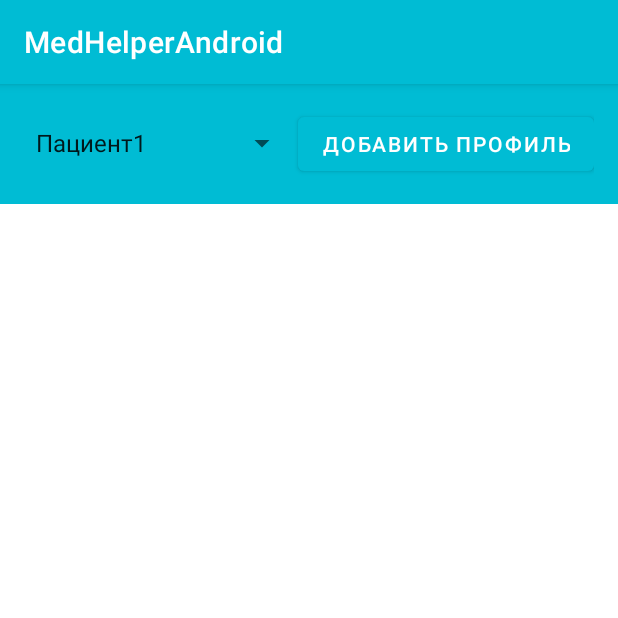
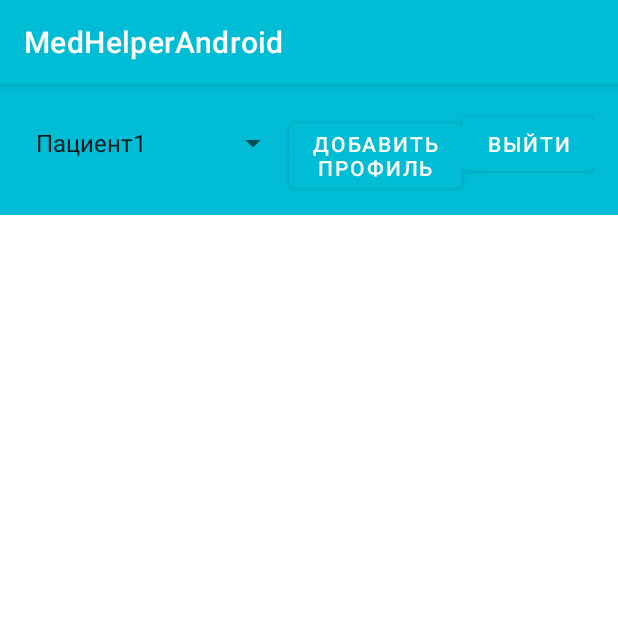
Before and after one commit to Olshanskaya/med-helper-android-app, an Android app: the MainActivity screen opened directly, with no data from a screen before it, on a phone screen of 412 x 824 dp, the top half of it. Run offline under Robolectric (Android 15) with nearby library versions, the phone set to English and light mode, and no system bars.

Commit message:
start and log activity

```diff
--- a/app/src/main/java/com/example/medhelperandroid/MainActivity.java
+++ b/app/src/main/java/com/example/medhelperandroid/MainActivity.java
@@ -2,6 +2,7 @@ package com.example.medhelperandroid;
 
 import android.app.Activity;
 
+import android.content.Intent;
 import android.os.Bundle;
 import android.view.View;
 import android.widget.AdapterView;
@@ -14,6 +15,7 @@ import android.widget.Toast;
 import androidx.appcompat.app.AppCompatActivity;
 
 import com.example.medhelperandroid.R;
+import com.example.medhelperandroid.ui.login.LoginActivity;
 
 import java.text.DateFormat;
 import java.util.ArrayList;
@@ -25,6 +27,8 @@ public class MainActivity extends AppCompatActivity {
 
     private Spinner mProfileSpinner;
     private List<String> mProfileList;
+
+    private Button mLogout;
 
     @Override
     protected void onCreate(Bundle savedInstanceState) {
@@ -62,5 +66,18 @@ public class MainActivity extends AppCompatActivity {
                 Toast.makeText(MainActivity.this, "Добавление нового профиля", Toast.LENGTH_SHORT).show();
             }
         });
+
+
+        // Добавляем обработчик нажатия на кнопку "выход"
+        Button logoutButton = findViewById(R.id.logout_button);
+        logoutButton.setOnClickListener(new View.OnClickListener() {
+            @Override
+            public void onClick(View v) {
+                // После успешной проверки, можно запустить следующую активность
+                Intent intent = new Intent(MainActivity.this, LoginActivity.class);
+                startActivity(intent);
+                finish(); // Опционально закрываем эту активность, чтобы пользователь не мог вернуться к экрану входа по кнопке "Назад"
+            }
+        });
     }
 }
--- a/app/src/main/java/com/example/medhelperandroid/ui/login/LoginActivity.java
+++ b/app/src/main/java/com/example/medhelperandroid/ui/login/LoginActivity.java
@@ -52,14 +52,13 @@ public class LoginActivity extends AppCompatActivity {
         mNewPswButton = findViewById(R.id.new_psw_button);
 
 
-        mLoginButton.setOnClickListener(new View.OnClickListener() {
+        mNewPswButton.setOnClickListener(new View.OnClickListener() {
 
             @Override
             public void onClick(View view) {
 
             }
         });
-
 
         mLoginButton.setOnClickListener(new View.OnClickListener() {
             @Override
@@ -94,11 +93,7 @@ public class LoginActivity extends AppCompatActivity {
 
 
             }
-
-            ;
         });
-
     }
 
-    ;
 }
--- a/app/src/main/res/layout/activity_main.xml
+++ b/app/src/main/res/layout/activity_main.xml
@@ -30,6 +30,13 @@
             android:text="@string/add_profile"
             android:textColor="@color/white" />
 
+        <Button
+            android:id="@+id/logout_button"
+            android:layout_width="wrap_content"
+            android:layout_height="wrap_content"
+            android:text="@string/logout"
+            android:textColor="@color/white" />
+
 
     </LinearLayout>
 
--- a/app/src/main/res/values/ids.xml
+++ b/app/src/main/res/values/ids.xml
@@ -7,4 +7,5 @@
     <item name="date_text_view" type="id" />
     <item name="profile_spinner" type="id" />
     <item name="add_profile_button" type="id" />
+    <item name="logout_button" type="id" />
 </resources>
--- a/app/src/main/res/values/strings.xml
+++ b/app/src/main/res/values/strings.xml
@@ -10,6 +10,7 @@
     <string name="invalid_username">Not a valid username</string>
     <string name="invalid_password">Password must be >5 characters</string>
     <string name="login_failed">"Login failed"</string>
-    <string name="add_profile">"Добавить профиль"</string>
+    <string name="add_profile">"Добавить\nпрофиль"</string>
+    <string name="logout">"Выйти"</string>
     <string name="select_profile" />
 </resources>
```
